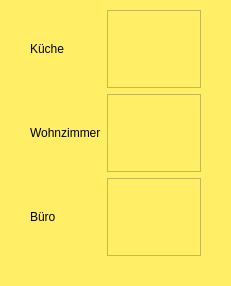
Above: heater.ui from chey00/heaterControl1 before the change. Below: the same form after it.
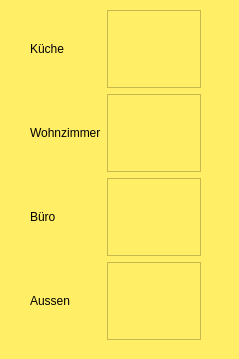
That is the form after the change.

Commit message: Added new QSlider for outdoor temp to UIs

What changed in the file:
```diff
--- a/heater.ui
+++ b/heater.ui
@@ -6,8 +6,8 @@
    <rect>
     <x>0</x>
     <y>0</y>
-    <width>231</width>
-    <height>286</height>
+    <width>239</width>
+    <height>359</height>
    </rect>
   </property>
   <property name="windowTitle">
@@ -22,7 +22,7 @@
      <x>30</x>
      <y>10</y>
      <width>171</width>
-     <height>246</height>
+     <height>330</height>
     </rect>
    </property>
    <layout class="QHBoxLayout" name="horizontalLayout">
@@ -49,6 +49,13 @@
         </property>
        </widget>
       </item>
+      <item>
+       <widget class="QLabel" name="label_4">
+        <property name="text">
+         <string>Aussen</string>
+        </property>
+       </widget>
+      </item>
      </layout>
     </item>
     <item>
@@ -62,6 +69,9 @@
       <item>
        <widget class="QTextBrowser" name="textBrowserOffice"/>
       </item>
+      <item>
+       <widget class="QTextBrowser" name="textBrowserOutdoor"/>
+      </item>
      </layout>
     </item>
    </layout>
```
The commit also changes 1 other file.
